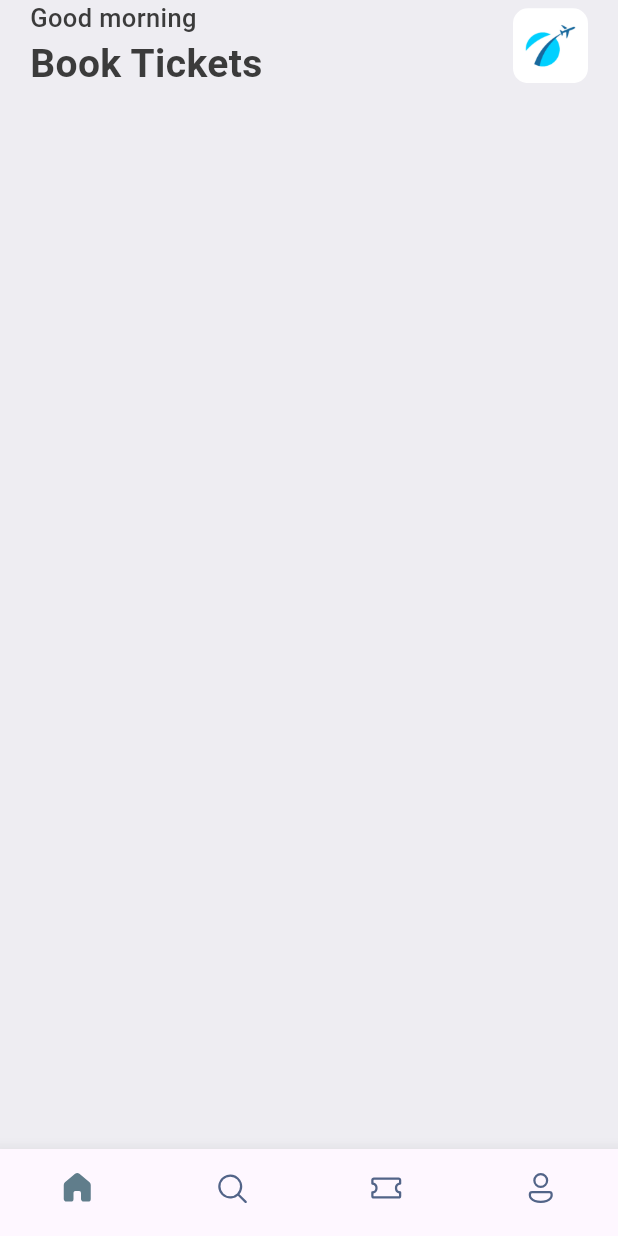
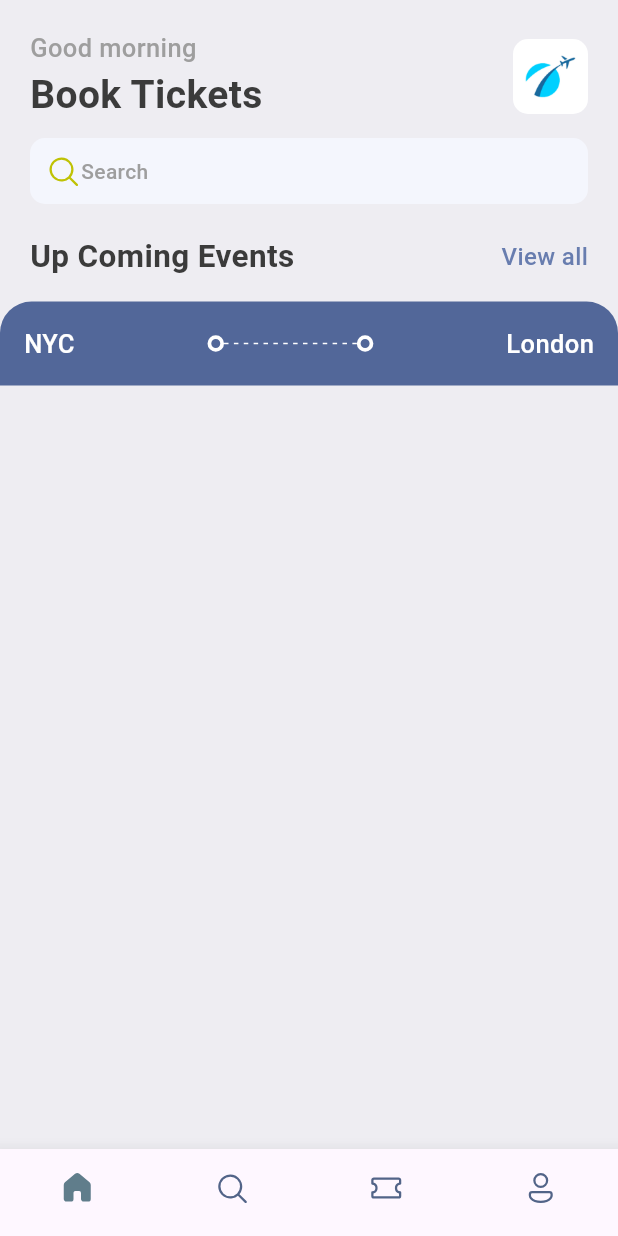
Before and after one commit to mayor167/BookFlightTickets, a Flutter app: the screen it shows after launch, on a phone screen of 412 x 824 dp. Run offline on Flutter 3.47's test engine with Material 3 defaults, Android fonts, the phone set to English and light mode, and no system bars; our stand-ins replace fluentui_icons, gap.

Commit message:
card for the details of upcoming flight is added on the home screen

```diff
--- a/lib/screens/home_screen.dart
+++ b/lib/screens/home_screen.dart
@@ -1,5 +1,8 @@
+import 'package:booktickets/screens/ticket_view.dart';
 import 'package:booktickets/utilis/app_styles.dart';
+import 'package:fluentui_icons/fluentui_icons.dart';
 import 'package:flutter/material.dart';
+import 'package:gap/gap.dart';
 
 class HomeScreen extends StatelessWidget {
   const HomeScreen({super.key});
@@ -14,6 +17,7 @@ class HomeScreen extends StatelessWidget {
             padding: EdgeInsets.symmetric(horizontal: 20),
             child:Column(
               children: [
+                const Gap(20),
                 Row(
                   mainAxisAlignment: MainAxisAlignment.spaceBetween,
                   children:[
@@ -21,6 +25,7 @@ class HomeScreen extends StatelessWidget {
                       crossAxisAlignment: CrossAxisAlignment.start,
                       children: [
                         Text('Good morning',style: Styles.headLineStyle3,),
+                        const Gap(1),
                         Text('Book Tickets',style: Styles.headLineStyle1,),
                       ],
                     ),
@@ -38,11 +43,39 @@ class HomeScreen extends StatelessWidget {
                       ),
                     ),
                   ],
-                )
+                ),
+                const Gap(10),
+                Container(
+                  // height: 40,
+                  padding: EdgeInsets.symmetric(horizontal: 10, vertical: 10),
+                   decoration: BoxDecoration(
+                    borderRadius: BorderRadius.circular(10),
+                    color: Color(0xFFF4F6FD),
+                   ),
+                  child: Row(
+                    children: [
+                         const Icon(FluentSystemIcons.ic_fluent_search_regular, color: Color(0xFFBFC205),),
+                         Text("Search", style: Styles.headLineStyle4,),
+                    ],
+                  ),
+                ),
+               const Gap(20),
+                Row(
+                  mainAxisAlignment: MainAxisAlignment.spaceBetween,
+                  children: [
+                    Text("Up Coming Events", style: Styles.headLineStyle2,),
+                    InkWell(
+                      onTap: (){
+                        print('You are tapped');
+                      },
+                      child: Text("View all", style: Styles.textStyle.copyWith(color:Styles.primaryColor),))
+                  ],
+                ),
               ],
             ),
-          )
-
+          ),
+          const Gap(15),
+          TicketView(),
         ],
       )
       );
--- /dev/null
+++ b/lib/screens/ticket_view.dart
@@ -0,0 +1,65 @@
+import 'package:booktickets/utilis/app_layout.dart';
+import 'package:booktickets/utilis/app_styles.dart';
+import 'package:booktickets/widgets/thick_container.dart';
+import 'package:flutter/material.dart';
+
+class TicketView extends StatelessWidget {
+  const TicketView({super.key});
+
+  @override
+  Widget build(BuildContext context) {
+    final size = AppLayout.getSize(context);
+    return SizedBox(
+        width: size.width,
+        height: 200,
+        child:Container(
+          // color: Colors.red,
+          child: Column(
+            children: [
+              Container(
+                decoration: BoxDecoration(
+                   color: const Color(0xFF526799),
+                  borderRadius: const BorderRadius.only(topLeft: Radius.circular(21),topRight: Radius.circular(21))
+                ),
+                padding: EdgeInsets.all(16),
+                child: Column(
+                  children: [
+                    Row(
+                     // mainAxisAlignment: MainAxisAlignment.spaceBetween,
+                      children: [
+                        Text("NYC", style: Styles.headLineStyle3.copyWith(color: Colors.white),),
+
+                        //  const Spacer(),
+                        Expanded(child: Container()),
+                        ThickContainer(),
+                        //  Text("..."),
+                        // const Spacer(),
+                        Expanded(child: SizedBox(
+                          height: 24,
+                          child: LayoutBuilder(
+                            builder: (BuildContext context, BoxConstraints constraints) {
+                              print("The width is ${constraints.constrainWidth()}");
+                              return Flex(
+                              direction: Axis.horizontal,
+                              mainAxisAlignment: MainAxisAlignment.spaceBetween,
+                              mainAxisSize: MainAxisSize.max,
+                              children: List.generate((constraints.constrainWidth()/6).floor(), (index)=>SizedBox(width:3,height: 1, child: DecoratedBox(decoration: BoxDecoration( color: Colors.white),),)
+                              ));
+                             },
+                          ),
+                        )),
+                        ThickContainer(),
+                      // const Spacer(),
+                      Expanded(child: Container()),
+                        Text("London", style: Styles.headLineStyle3.copyWith(color: Colors.white),)
+                      ],
+                    ),
+                  ],
+                ),
+              )
+            ],
+          ),
+        ),
+    );
+  }
+}
--- /dev/null
+++ b/lib/utilis/app_layout.dart
@@ -0,0 +1,7 @@
+import 'package:flutter/material.dart';
+
+class AppLayout {
+  static getSize(BuildContext context){
+    return MediaQuery.of(context).size;
+  }
+}
--- a/lib/utilis/app_styles.dart
+++ b/lib/utilis/app_styles.dart
@@ -9,7 +9,7 @@ static Color orangeColor = const Color(0xFF526799);
 static TextStyle textStyle = TextStyle(fontSize: 16, color:textColor, fontWeight:FontWeight.w500 );
 static TextStyle headLineStyle1 = TextStyle(fontSize: 26, color:textColor, fontWeight:FontWeight.bold );
 static TextStyle headLineStyle2 = TextStyle(fontSize: 21, color: textColor, fontWeight: FontWeight.bold);
-static TextStyle headLineStyle3 = TextStyle(fontSize: 17, color: textColor, fontWeight: FontWeight.w500);
+static TextStyle headLineStyle3 = TextStyle(fontSize: 17, color: Colors.grey.shade500, fontWeight: FontWeight.w500);
 static TextStyle headLineStyle4 = TextStyle(fontSize: 14, color: Colors.grey.shade500, fontWeight: FontWeight.w500);
 
 }
--- /dev/null
+++ b/lib/widgets/thick_container.dart
@@ -0,0 +1,16 @@
+import 'package:flutter/material.dart';
+
+class ThickContainer extends StatelessWidget {
+  const ThickContainer({super.key});
+
+  @override
+  Widget build(BuildContext context) {
+    return Container(
+      padding: EdgeInsets.all(3.0),
+      decoration: BoxDecoration(
+        borderRadius: BorderRadius.circular(20),
+        border: Border.all(width: 2.5,color: Colors.white)
+      ),
+    );
+  }
+}
--- a/pubspec.yaml
+++ b/pubspec.yaml
@@ -35,6 +35,7 @@ dependencies:
   # Use with the CupertinoIcons class for iOS style icons.
   cupertino_icons: ^1.0.8
   fluentui_icons:  ^1.0.0
+  gap: ^3.0.1
 dev_dependencies:
   flutter_test:
     sdk: flutter
```
Also changed, not shown: lib/screens/bottom_bar.dart (+0 -12 lines), app_template/template.png (added), pubspec.lock.
